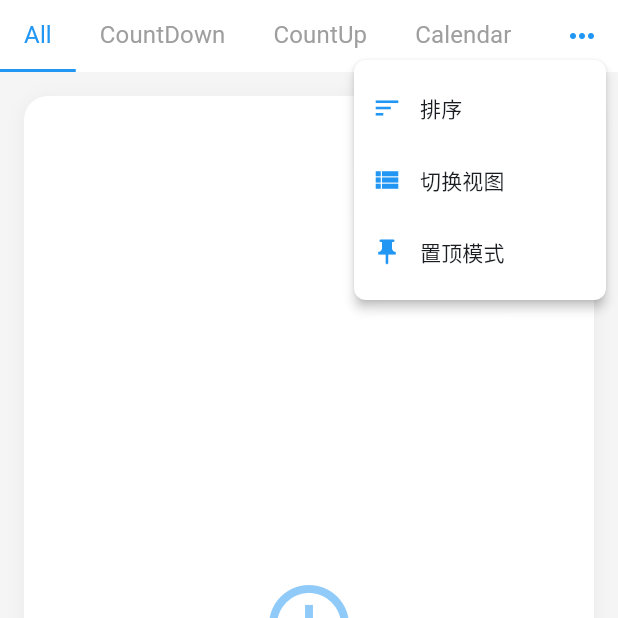
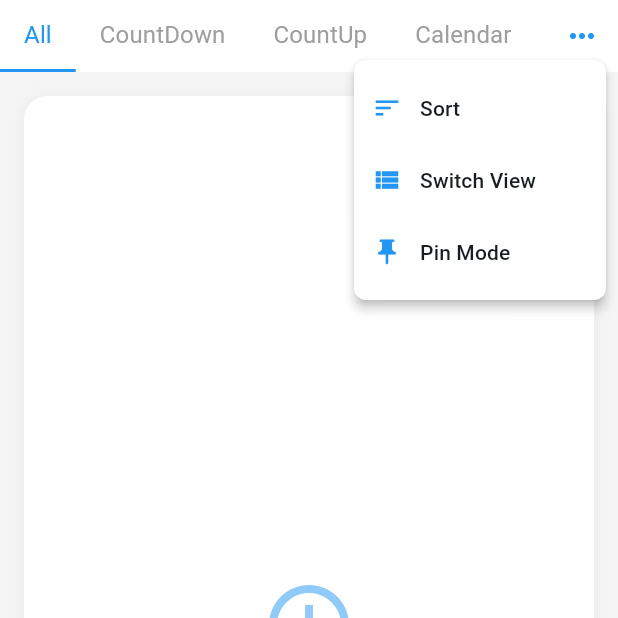
Before and after one commit to Airlur/remind_me, a Flutter app: the DatePage screen opened directly, after a tap on the "keyboard control" icon, on a phone screen of 412 x 824 dp, the top half of it. Run offline on Flutter 3.47's test engine with Material 3 defaults, Android fonts, the light colour scheme and no system bars; our stand-ins replace device_info_plus, equatable, flutter_bloc, flutter_local_notifications, flutter_slidable, get_it and 7 more; missing offline and left inert: lunar; accounts and stored records are empty.

Commit message:
i18n：新增部分组件的国际化文案。 - 详情页的“设为壁纸” - 主页设置菜单里面的“排序”，“切换视图”，“置顶模式” - 事件项右滑的左边的菜单项的“详情” - 编辑页里面的提醒时间、重复、结束时间这3个选项里面的菜单选项值

```diff
--- a/lib/views/pages/date/components/event_card.dart
+++ b/lib/views/pages/date/components/event_card.dart
@@ -80,8 +80,7 @@ class EventCard extends StatelessWidget {
             backgroundColor: AppColors.infoAction, // 紫色表示详情
             foregroundColor: AppColors.onActionColor,
             icon: Icons.info_outline,
-            // label: context.l10n.details,
-            label: '详情',
+            label: context.l10n.detail,
             spacing: 4,
             padding: EdgeInsets.zero,
             autoClose: true,
--- a/lib/views/pages/date/components/picker/end_time_picker.dart
+++ b/lib/views/pages/date/components/picker/end_time_picker.dart
@@ -66,7 +66,7 @@ class _EndTimePickerState extends State<EndTimePicker> {
                   Text(
                     hasEndTime
                         ? DateFormat('yyyy-MM-dd').format(DateTime(selectedYear, selectedMonth, selectedDay))
-                        : '无结束时间',
+                        : context.l10n.noEndTime,
                     style: TextStyle(
                       fontSize: 16,
                       fontWeight: FontWeight.bold,
@@ -92,7 +92,7 @@ class _EndTimePickerState extends State<EndTimePicker> {
                 mainAxisAlignment: MainAxisAlignment.spaceBetween,
                 children: [
                   Text(
-                    '设置结束时间',
+                    context.l10n.setEndTime,
                     style: TextStyle(
                       fontSize: 16,
                       color: theme.colorScheme.onSurface,
--- a/lib/views/pages/date/date_page.dart
+++ b/lib/views/pages/date/date_page.dart
@@ -91,12 +91,11 @@ class DatePage extends StatelessWidget {
                   position: PopupMenuPosition.under,
                   itemBuilder: (context) => [
                     PopupMenuItem(
-                      child: const Row(
+                      child: Row(
                         children: [
-                          Icon(Icons.sort, size: 20),
-                          SizedBox(width: 12),
-                          // Text(context.l10n.sort),
-                          Text('排序'),
+                          const Icon(Icons.sort, size: 20),
+                          const SizedBox(width: 12),
+                          Text(context.l10n.sort),
                         ],
                       ),
                       onTap: () {
@@ -111,12 +110,11 @@ class DatePage extends StatelessWidget {
                       },
                     ),
                     PopupMenuItem(
-                      child: const Row(
+                      child: Row(
                         children: [
-                          Icon(Icons.view_list, size: 20),
-                          SizedBox(width: 12),
-                          // Text(context.l10n.switchView),
-                          Text('切换视图'),
+                          const Icon(Icons.view_list, size: 20),
+                          const SizedBox(width: 12),
+                          Text(context.l10n.switchView),
                         ],
                       ),
                       onTap: () {
@@ -124,12 +122,11 @@ class DatePage extends StatelessWidget {
                       },
                     ),
                     PopupMenuItem(
-                      child: const Row(
+                      child: Row(
                         children: [
-                          Icon(Icons.push_pin, size: 20),
-                          SizedBox(width: 12),
-                          // Text(context.l10n.pinnedMode),
-                          Text('置顶模式'),
+                          const Icon(Icons.push_pin, size: 20),
+                          const SizedBox(width: 12),
+                          Text(context.l10n.pinMode),
                         ],
                       ),
                       onTap: () {
@@ -217,7 +214,7 @@ class DatePage extends StatelessWidget {
               children: [
                 ListTile(
                   leading: const Icon(Icons.push_pin),
-                  title: const Text('单个置顶'),
+                  title: Text(context.l10n.pinModeSingle),
                   selected: state.pinnedDisplayMode == PinnedDisplayMode.single,
                   trailing: state.pinnedDisplayMode == PinnedDisplayMode.single
                       ? const Icon(Icons.check, size: 20)
@@ -233,7 +230,7 @@ class DatePage extends StatelessWidget {
                 ),
                 ListTile(
                   leading: const Icon(Icons.view_carousel),
-                  title: const Text('轮播展示'),
+                  title: Text(context.l10n.pinModeCarousel),
                   selected: state.pinnedDisplayMode == PinnedDisplayMode.carousel,
                   trailing: state.pinnedDisplayMode == PinnedDisplayMode.carousel
                       ? const Icon(Icons.check, size: 20)
--- a/lib/views/pages/date/event_detail_page.dart
+++ b/lib/views/pages/date/event_detail_page.dart
@@ -281,7 +281,7 @@ class _EventDetailPageState extends State<EventDetailPage> {
           ),
           _buildActionButton(
             icon: Icons.wallpaper,
-            label: '设为壁纸',
+            label: context.l10n.setAsWallpaper,
             onTap: () {
               ScaffoldMessenger.of(context).showSnackBar(
                 const SnackBar(content: Text('壁纸功能正在开发中')),
```
Also changed, not shown: lib/l10n/intl_en.arb (+60 -0 lines), lib/l10n/intl_zh.arb (+60 -0 lines), lib/views/pages/date/add_event_page.dart (+4 -4 lines), lib/views/pages/date/components/picker/custom_repeat_rule_picker.dart (+5 -4 lines), lib/views/pages/date/components/picker/repeat_rule_picker.dart (+9 -8 lines), lib/views/pages/date/edit_event_page.dart (+4 -4 lines), lib/generated/app_localizations.dart, lib/generated/app_localizations_en.dart, lib/generated/app_localizations_zh.dart, 1 other file.
